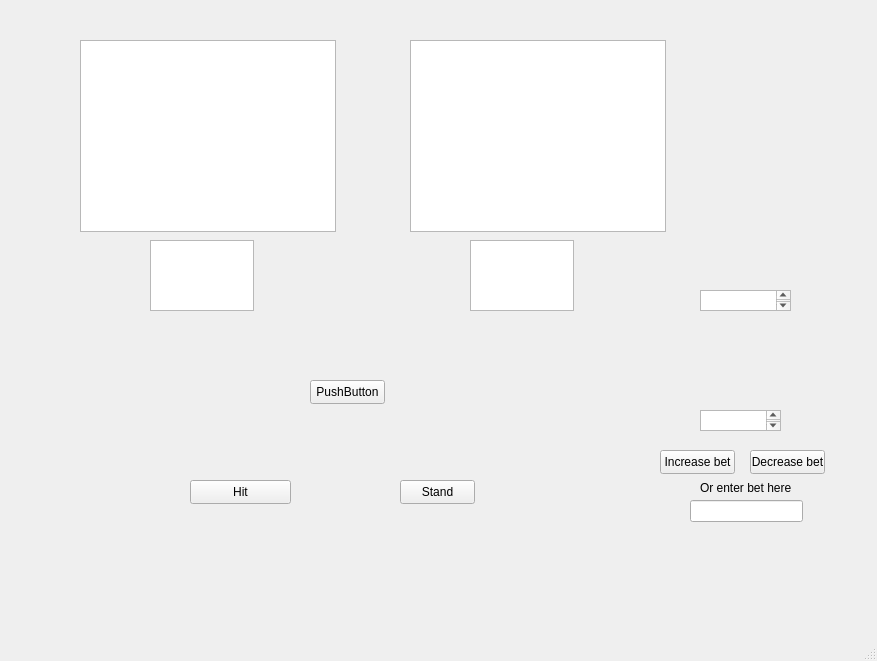
Qt form mainwindow.ui (Eugene1703/BlackJack_QT) before a commit.
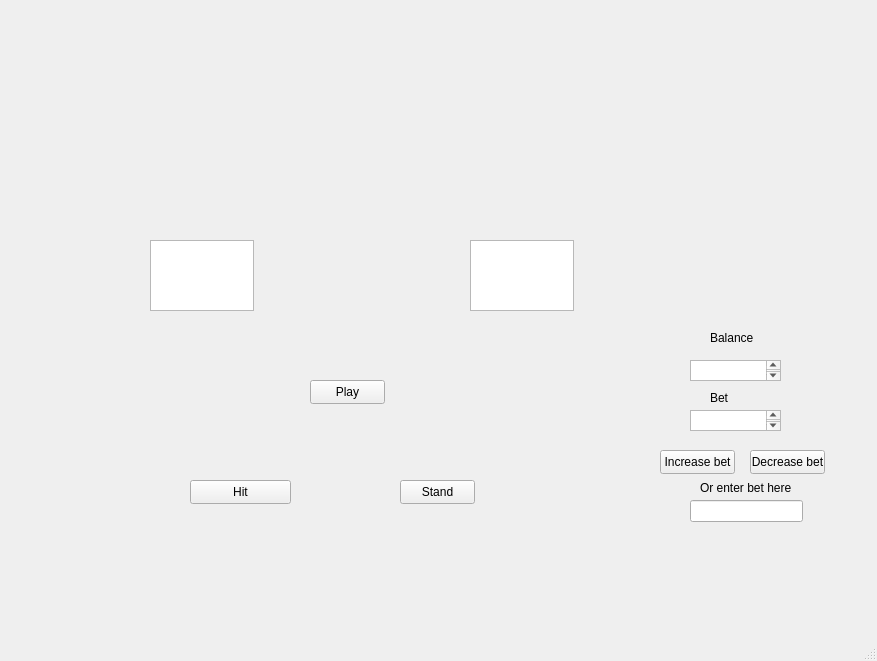
The same form after that commit.

Commit message: added card image and animation

Diff of the .ui file:
```diff
--- a/mainwindow.ui
+++ b/mainwindow.ui
@@ -40,26 +40,6 @@
      <string>Stand</string>
     </property>
    </widget>
-   <widget class="QListWidget" name="playerListWidget">
-    <property name="geometry">
-     <rect>
-      <x>80</x>
-      <y>40</y>
-      <width>256</width>
-      <height>192</height>
-     </rect>
-    </property>
-   </widget>
-   <widget class="QListWidget" name="dealerListWidget">
-    <property name="geometry">
-     <rect>
-      <x>410</x>
-      <y>40</y>
-      <width>256</width>
-      <height>192</height>
-     </rect>
-    </property>
-   </widget>
    <widget class="QTextEdit" name="playerTextEdit">
     <property name="geometry">
      <rect>
@@ -83,9 +63,9 @@
    <widget class="QTextEdit" name="betTextEdit">
     <property name="geometry">
      <rect>
-      <x>700</x>
+      <x>690</x>
       <y>410</y>
-      <width>81</width>
+      <width>91</width>
       <height>21</height>
      </rect>
     </property>
@@ -119,8 +99,8 @@
    <widget class="QTextEdit" name="balanceTextEdit">
     <property name="geometry">
      <rect>
-      <x>700</x>
-      <y>290</y>
+      <x>690</x>
+      <y>360</y>
       <width>91</width>
       <height>21</height>
      </rect>
@@ -159,7 +139,55 @@
      </rect>
     </property>
     <property name="text">
-     <string>PushButton</string>
+     <string>Play</string>
+    </property>
+   </widget>
+   <widget class="QWidget" name="horizontalLayoutWidget">
+    <property name="geometry">
+     <rect>
+      <x>90</x>
+      <y>20</y>
+      <width>261</width>
+      <height>191</height>
+     </rect>
+    </property>
+    <layout class="QHBoxLayout" name="playerCardsLayout"/>
+   </widget>
+   <widget class="QWidget" name="horizontalLayoutWidget_2">
+    <property name="geometry">
+     <rect>
+      <x>500</x>
+      <y>20</y>
+      <width>261</width>
+      <height>191</height>
+     </rect>
+    </property>
+    <layout class="QHBoxLayout" name="dealerCardsLayout"/>
+   </widget>
+   <widget class="QLabel" name="balanceLabel">
+    <property name="geometry">
+     <rect>
+      <x>710</x>
+      <y>330</y>
+      <width>49</width>
+      <height>16</height>
+     </rect>
+    </property>
+    <property name="text">
+     <string>Balance</string>
+    </property>
+   </widget>
+   <widget class="QLabel" name="betTextLabel">
+    <property name="geometry">
+     <rect>
+      <x>710</x>
+      <y>390</y>
+      <width>49</width>
+      <height>16</height>
+     </rect>
+    </property>
+    <property name="text">
+     <string>Bet</string>
     </property>
    </widget>
   </widget>
```
The commit also changes 8 other files.
